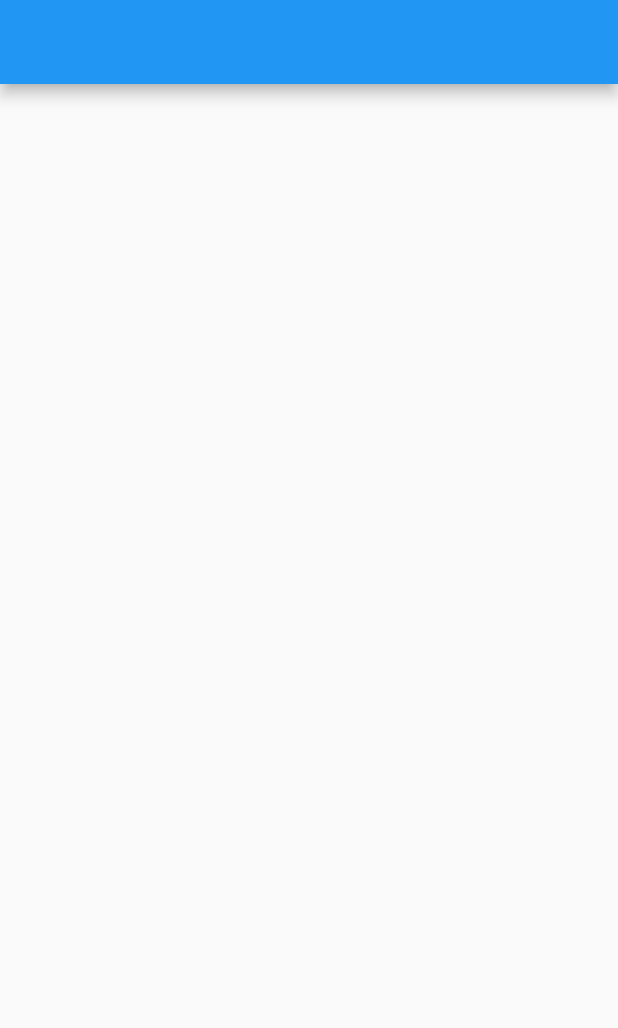
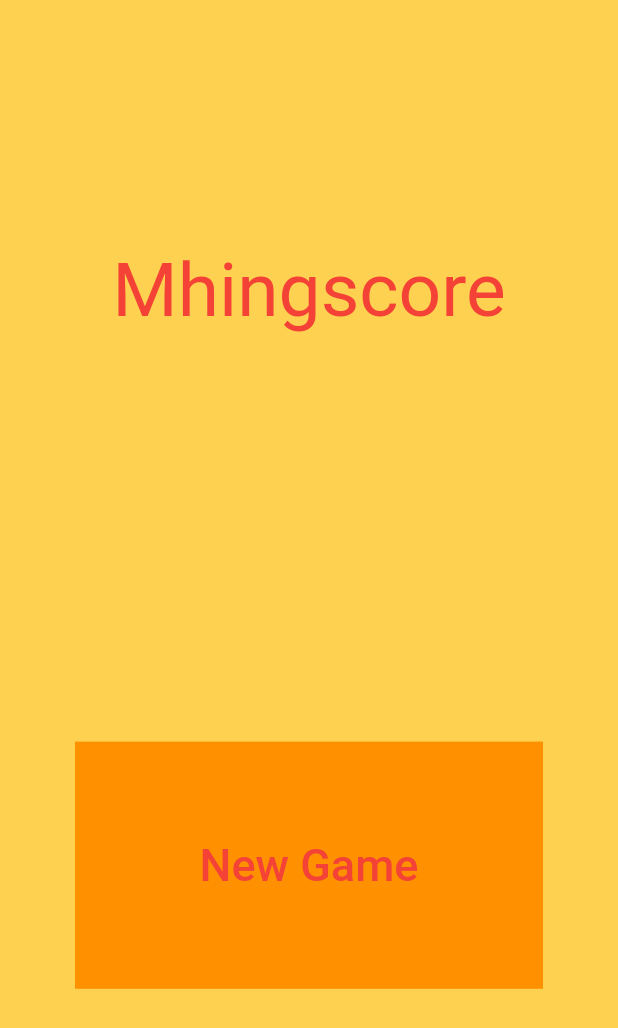
Before and after one commit to Aztal-Samoht/Mhingscore, a Flutter app: the screen it shows after launch, on a phone screen of 412 x 824 dp. Shown: the top 1028 px of the screen. Run offline on Flutter 3.47's test engine with Material 2 defaults, Android fonts, the light colour scheme and no system bars.

Commit message:
the welcome screen has function

```diff
--- a/mhing_score_card/lib/v0.0.0/main_v0.0.0.dart
+++ b/mhing_score_card/lib/v0.0.0/main_v0.0.0.dart
@@ -1,5 +1,6 @@
 import 'package:flutter/material.dart';
 import 'package:mhing_score_card/v0.0.0/screens/home_screen.dart';
+import 'package:mhing_score_card/v0.0.0/screens/scorecard_screen.dart';
 
 class MyAppV0_0_0 extends StatelessWidget {
   const MyAppV0_0_0({Key? key}) : super(key: key);
@@ -11,6 +12,7 @@ class MyAppV0_0_0 extends StatelessWidget {
       initialRoute: HomeScreen.id,
       routes: {
         HomeScreen.id: (context) => HomeScreen(),
+        ScorecardScreen.id: (context) => ScorecardScreen(),
       },
     );
   }
--- /dev/null
+++ b/mhing_score_card/lib/v0.0.0/res/constants.dart
@@ -0,0 +1,13 @@
+import 'package:flutter/material.dart';
+
+const Color kAppBarColor = Color(0xffff9100);
+const Color kBackgroundColor = Color.fromARGB(0xff, 0xff, 0xd1, 80);
+
+const TextStyle kTitleFont = TextStyle(
+  color: Colors.red,
+  fontSize: 50,
+);
+const TextStyle kNewGameButtonFont = TextStyle(
+  color: Colors.red,
+  fontSize: 30,
+);
--- /dev/null
+++ b/mhing_score_card/lib/v0.0.0/res/strings.dart
@@ -0,0 +1,3 @@
+const String sMainTitle = 'Mhingscore';
+const String sNewGameButtonText = 'New Game';
+const String sScoreCardTitle = 'Mhing Scorecard!';
--- a/mhing_score_card/lib/v0.0.0/screens/home_screen.dart
+++ b/mhing_score_card/lib/v0.0.0/screens/home_screen.dart
@@ -1,4 +1,7 @@
 import 'package:flutter/material.dart';
+import 'package:mhing_score_card/v0.0.0/res/constants.dart';
+import 'package:mhing_score_card/v0.0.0/res/strings.dart';
+import 'package:mhing_score_card/v0.0.0/screens/scorecard_screen.dart';
 
 class HomeScreen extends StatelessWidget {
   static String id = '/';
@@ -7,9 +10,39 @@ class HomeScreen extends StatelessWidget {
   @override
   Widget build(BuildContext context) {
     return Scaffold(
-      appBar: AppBar(),
-      body: Column(
-        children: [],
+      backgroundColor: kBackgroundColor,
+      body: Padding(
+        padding: EdgeInsets.symmetric(horizontal: 20),
+        child: Column(
+          crossAxisAlignment: CrossAxisAlignment.stretch,
+          mainAxisAlignment: MainAxisAlignment.center,
+          children: [
+            Expanded(child: Container()),
+            Expanded(
+              child: Text(
+                sMainTitle,
+                textAlign: TextAlign.center,
+                style: kTitleFont,
+              ),
+            ),
+            Expanded(child: Container()),
+            Expanded(
+              child: Padding(
+                padding: const EdgeInsets.symmetric(horizontal: 30),
+                child: Material(
+                  color: kAppBarColor,
+                  child: MaterialButton(
+                    child: Text(sNewGameButtonText, style: kNewGameButtonFont),
+                    onPressed: () {
+                      Navigator.pushNamed(context, ScorecardScreen.id);
+                    },
+                  ),
+                ),
+              ),
+            ),
+            Expanded(child: Container()),
+          ],
+        ),
       ),
     );
   }
--- a/mhing_score_card/lib/v0.0.0/screens/scorecard_screen.dart
+++ b/mhing_score_card/lib/v0.0.0/screens/scorecard_screen.dart
@@ -1,4 +1,6 @@
 import 'package:flutter/material.dart';
+import 'package:mhing_score_card/v0.0.0/res/constants.dart';
+import 'package:mhing_score_card/v0.0.0/res/strings.dart';
 
 class ScorecardScreen extends StatelessWidget {
   static String id = '/scorecard';
@@ -6,6 +8,13 @@ class ScorecardScreen extends StatelessWidget {
 
   @override
   Widget build(BuildContext context) {
-    return Container();
+    return SafeArea(
+      child: Scaffold(
+        appBar: AppBar(
+          backgroundColor: kAppBarColor,
+          title: Text(sScoreCardTitle),
+        ),
+      ),
+    );
   }
 }
```
Also changed, not shown: 2 other files.
